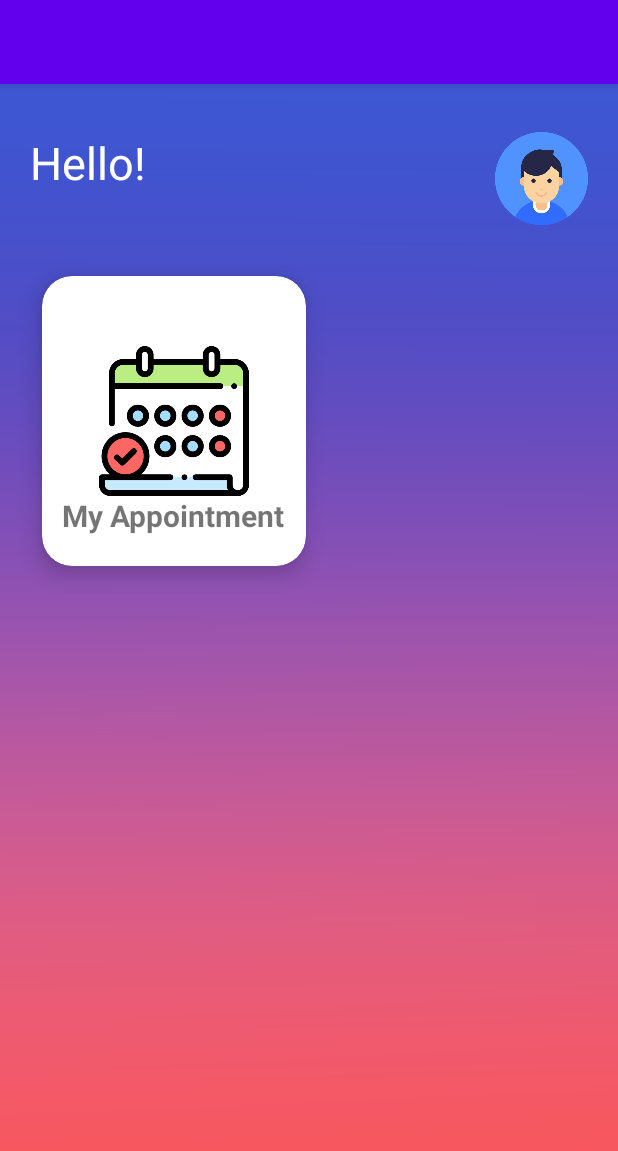
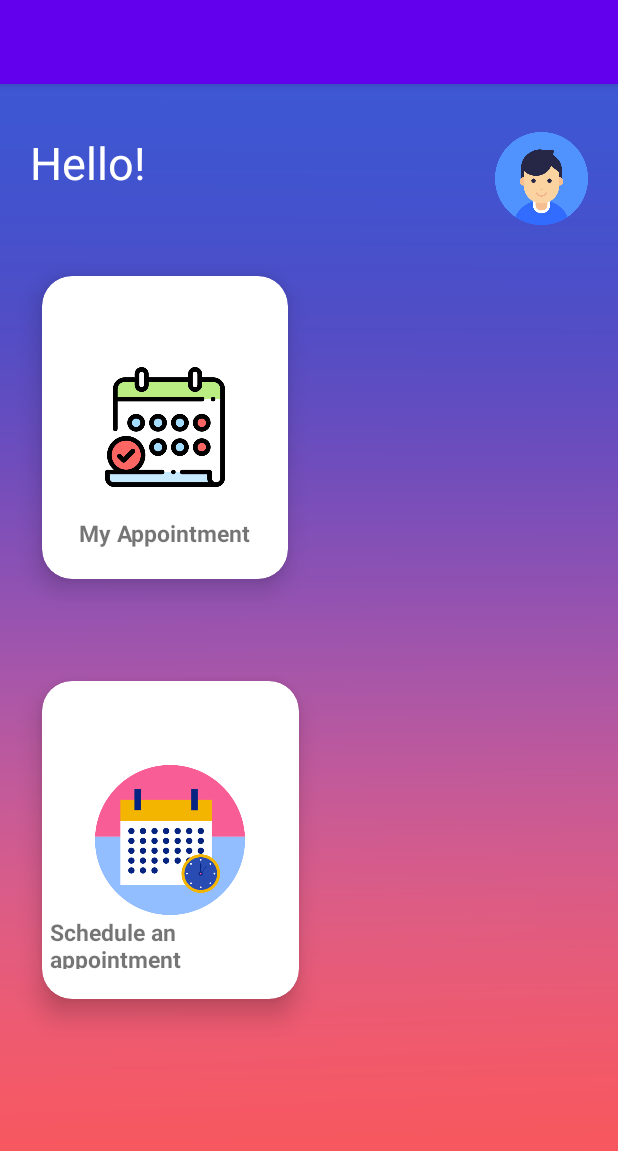
Before and after one commit to Echo9erlogos/Senior-Project-app, an Android app: the screen it shows after launch (MainActivity), on a phone screen of 412 x 824 dp. Shown: the top 1151 px of the screen. Run offline under Robolectric (Android 15) with nearby library versions, the phone set to English and light mode, and no system bars.

Commit message:
added second button

```diff
--- a/New Ui/NewUI/app/src/main/res/layout/activity_main.xml
+++ b/New Ui/NewUI/app/src/main/res/layout/activity_main.xml
@@ -12,7 +12,6 @@
         android:orientation="vertical"
         android:layout_width="match_parent"
         android:layout_height="wrap_content">
-
 
 
     <RelativeLayout
@@ -36,9 +35,10 @@
 
         </RelativeLayout>
 
+
         <androidx.cardview.widget.CardView
-            android:layout_width="212dp"
-            android:layout_height="241dp"
+            android:layout_width="200dp"
+            android:layout_height="250dp"
             android:layout_margin="10dp"
             app:cardBackgroundColor="@color/white"
             app:cardCornerRadius="20dp"
@@ -48,9 +48,9 @@
             app:cardUseCompatPadding="true">
 
             <ImageView
-                android:id="@+id/img"
-                android:layout_width="100dp"
-                android:layout_height="100dp"
+                android:id="@+id/myappointment"
+                android:layout_width="80dp"
+                android:layout_height="80dp"
                 android:layout_gravity="center"
                 android:layout_margin="10dp"
                 android:contentDescription=""
@@ -63,10 +63,46 @@
                 android:layout_marginTop="20dp"
                 android:layout_marginBottom="20dp"
                 android:text="My Appointment"
-                android:textSize="20sp"
+                android:textSize="15sp"
+                android:textStyle="bold" />
+        </androidx.cardview.widget.CardView>
+
+        <androidx.cardview.widget.CardView
+            android:layout_width="207dp"
+            android:layout_height="260dp"
+            android:layout_margin="10dp"
+            app:cardBackgroundColor="@color/white"
+            app:cardCornerRadius="20dp"
+            app:cardElevation="10dp"
+            app:cardMaxElevation="12dp"
+            app:cardPreventCornerOverlap="true"
+            app:cardUseCompatPadding="true">
+
+            <ImageView
+                android:id="@+id/makeanappointment"
+                android:layout_width="100dp"
+                android:layout_height="100dp"
+                android:layout_gravity="center"
+                android:layout_margin="10dp"
+                android:contentDescription=""
+                android:src="@drawable/makeanappointment" />
+
+            <TextView
+                android:layout_width="160dp"
+                android:layout_height="35dp"
+                android:layout_gravity="bottom|center_horizontal"
+                android:layout_marginTop="20dp"
+                android:layout_marginBottom="20dp"
+                android:text="Schedule an appointment "
+                android:textSize="15sp"
                 android:textStyle="bold" />
 
+
         </androidx.cardview.widget.CardView>
+
+
+
+
 
     </LinearLayout>
 
```
